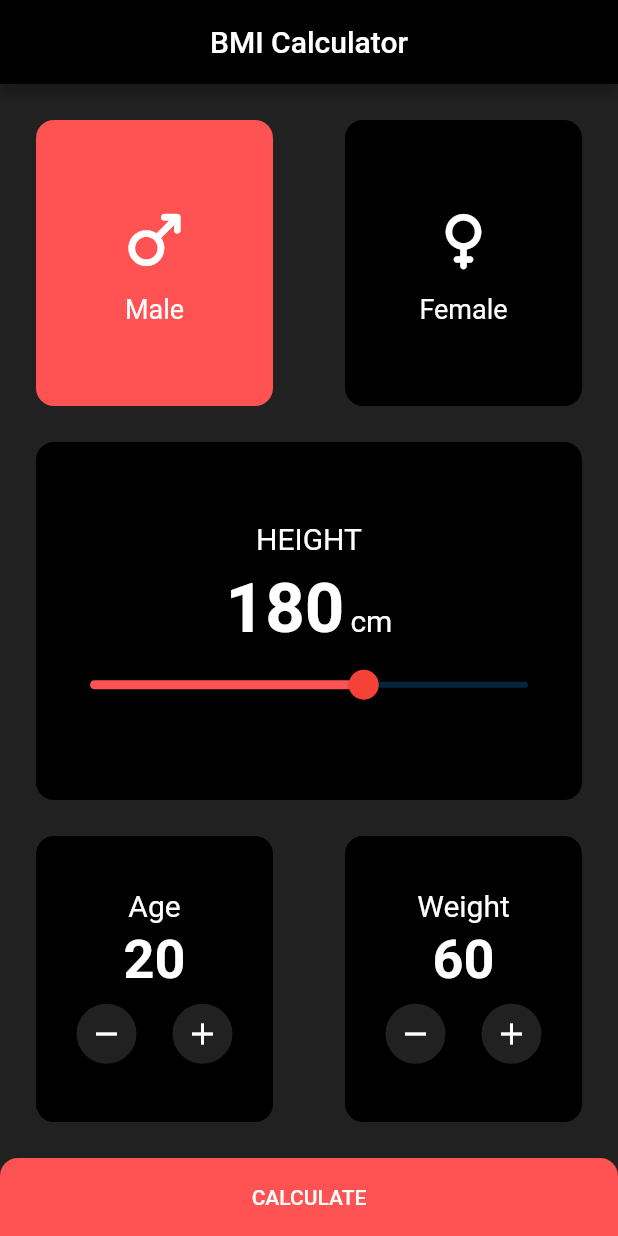
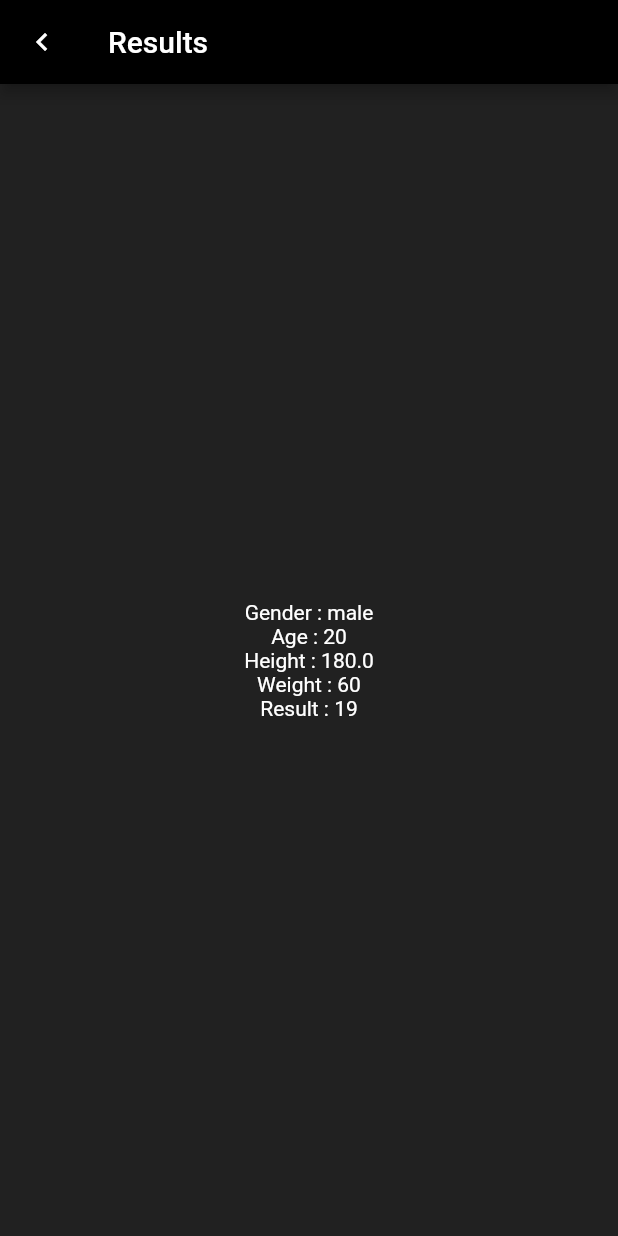
Before and after one commit to ojpro/flutter_learning_app, a Flutter app: the screen it shows after launch, after a tap on the "remove" icon, after a tap on the "add" icon, after a tap on "CALCULATE", on a phone screen of 412 x 824 dp. Run offline on Flutter 3.47's test engine with Material 2 defaults, Android fonts, the phone set to English and light mode, and no system bars.

Commit message:
added result screen and passed data to it.

```diff
--- a/lib/bmi_calculator.dart
+++ b/lib/bmi_calculator.dart
@@ -1,7 +1,9 @@
 import 'package:flutter/material.dart';
-import 'package:flutter/widgets.dart';
+import 'package:flutter_learning_app/bmi_result_screen.dart';
 
 class BMICalculator extends StatefulWidget {
+  const BMICalculator({super.key});
+
   @override
   State<BMICalculator> createState() => _BMICalculatorState();
 }
@@ -10,7 +12,7 @@ class _BMICalculatorState extends State<BMICalculator> {
   Color genderBgColor = Colors.black;
   Color activeGenderBgColor = Colors.redAccent;
   bool isMale = true;
-  double silderValue = 180.0;
+  double height = 180.0;
   int age = 20;
   int weight = 60;
 
@@ -137,7 +139,7 @@ class _BMICalculatorState extends State<BMICalculator> {
                       textBaseline: TextBaseline.alphabetic,
                       children: [
                         Text(
-                          "${silderValue.round()}",
+                          "${height.round()}",
                           style: const TextStyle(
                               color: Colors.white,
                               fontSize: 46,
@@ -156,14 +158,14 @@ class _BMICalculatorState extends State<BMICalculator> {
                       ],
                     ),
                     Slider(
-                        value: silderValue,
+                        value: height,
                         max: 240.0,
                         min: 80.0,
                         thumbColor: Colors.red,
                         activeColor: Colors.redAccent,
                         onChanged: (value) {
                           setState(() {
-                            silderValue = value.roundToDouble();
+                            height = value.roundToDouble();
                           });
                         })
                   ],
@@ -196,7 +198,7 @@ class _BMICalculatorState extends State<BMICalculator> {
                             ),
                             Text(
                               "$age",
-                              style: TextStyle(
+                              style: const TextStyle(
                                   color: Colors.white,
                                   fontSize: 36,
                                   fontWeight: FontWeight.bold),
@@ -214,8 +216,9 @@ class _BMICalculatorState extends State<BMICalculator> {
                                       age -= 1;
                                     });
                                   },
-                                  child: Icon(Icons.remove),
                                   mini: true,
+                                  heroTag: 'age-',
+                                  child: const Icon(Icons.remove),
                                 ),
                                 const SizedBox(
                                   width: 16,
@@ -227,8 +230,9 @@ class _BMICalculatorState extends State<BMICalculator> {
                                       age += 1;
                                     });
                                   },
-                                  child: Icon(Icons.add),
                                   mini: true,
+                                  heroTag: 'age+',
+                                  child: const Icon(Icons.add),
                                 ),
                               ],
                             ),
@@ -260,7 +264,7 @@ class _BMICalculatorState extends State<BMICalculator> {
                             ),
                             Text(
                               "$weight",
-                              style: TextStyle(
+                              style: const TextStyle(
                                   color: Colors.white,
                                   fontSize: 36,
                                   fontWeight: FontWeight.bold),
@@ -278,8 +282,9 @@ class _BMICalculatorState extends State<BMICalculator> {
                                       weight -= 1;
                                     });
                                   },
-                                  child: Icon(Icons.remove),
                                   mini: true,
+                                  heroTag: 'weight-',
+                                  child: const Icon(Icons.remove),
                                 ),
                                 const SizedBox(
                                   width: 16,
@@ -291,8 +296,9 @@ class _BMICalculatorState extends State<BMICalculator> {
                                       weight += 1;
                                     });
                                   },
-                                  child: Icon(Icons.add),
                                   mini: true,
+                                  heroTag: 'weight+',
+                                  child: const Icon(Icons.add),
                                 ),
                               ],
                             ),
@@ -313,7 +319,18 @@ class _BMICalculatorState extends State<BMICalculator> {
               child: MaterialButton(
                 minWidth: double.infinity,
                 height: 52,
-                onPressed: () {},
+                onPressed: () {
+                  Navigator.push(
+                    context,
+                    MaterialPageRoute(
+                        builder: (context) => BMIResultScreen(
+                              isMale,
+                              height,
+                              age,
+                              weight,
+                            )),
+                  );
+                },
                 child: const Text(
                   "CALCULATE",
                   style: TextStyle(color: Colors.white),
--- /dev/null
+++ b/lib/bmi_result_screen.dart
@@ -0,0 +1,60 @@
+import 'dart:math';
+
+import 'package:flutter/material.dart';
+
+class BMIResultScreen extends StatelessWidget {
+  final bool isMale;
+  final double height;
+  final int age;
+  final int weight;
+  int result = 0;
+
+  BMIResultScreen(this.isMale, this.height, this.age, this.weight) {
+    result = (weight / pow(height / 100, 2)).round();
+  }
+
+  @override
+  Widget build(BuildContext context) {
+    return Scaffold(
+      appBar: AppBar(
+        leading: IconButton(
+          onPressed: (() => Navigator.pop(context)),
+          icon: const Icon(Icons.keyboard_arrow_left),
+        ),
+        title: const Text("Results"),
+        backgroundColor: Colors.black,
+      ),
+      body: Center(
+        child: Container(
+          width: double.infinity,
+          color: Colors.grey[900],
+          child: Column(
+            mainAxisAlignment: MainAxisAlignment.center,
+            children: [
+              Text(
+                "Gender : ${isMale ? 'male' : 'female'}",
+                style: const TextStyle(color: Colors.white),
+              ),
+              Text(
+                "Age : $age",
+                style: const TextStyle(color: Colors.white),
+              ),
+              Text(
+                "Height : $height",
+                style: const TextStyle(color: Colors.white),
+              ),
+              Text(
+                "Weight : $weight",
+                style: const TextStyle(color: Colors.white),
+              ),
+              Text(
+                "Result : $result",
+                style: const TextStyle(color: Colors.white),
+              ),
+            ],
+          ),
+        ),
+      ),
+    );
+  }
+}
--- a/lib/main.dart
+++ b/lib/main.dart
@@ -2,14 +2,17 @@ import 'package:flutter/material.dart';
 import 'package:flutter_learning_app/bmi_calculator.dart';
 
 void main() {
-  runApp(MyApp());
+  runApp(const MyApp());
 }
 
 class MyApp extends StatelessWidget {
+  const MyApp({super.key});
+
   @override
   Widget build(BuildContext context) {
-    return MaterialApp(
+    return const MaterialApp(
       home: BMICalculator(),
+      debugShowCheckedModeBanner: false,
     );
   }
 }
```
